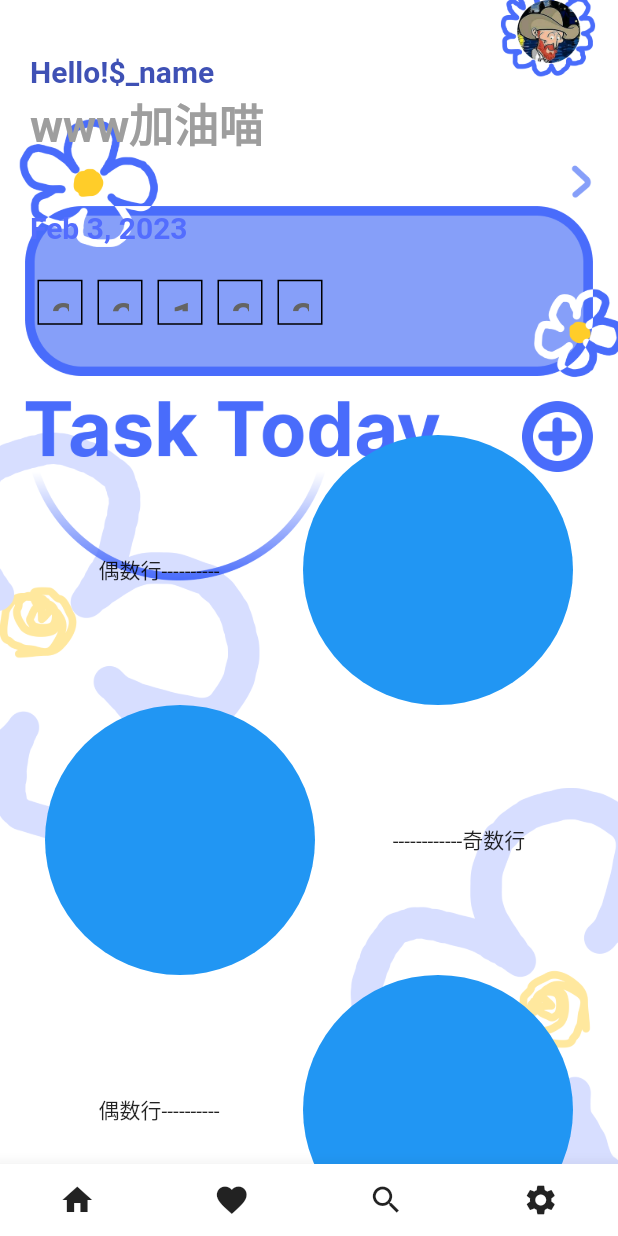
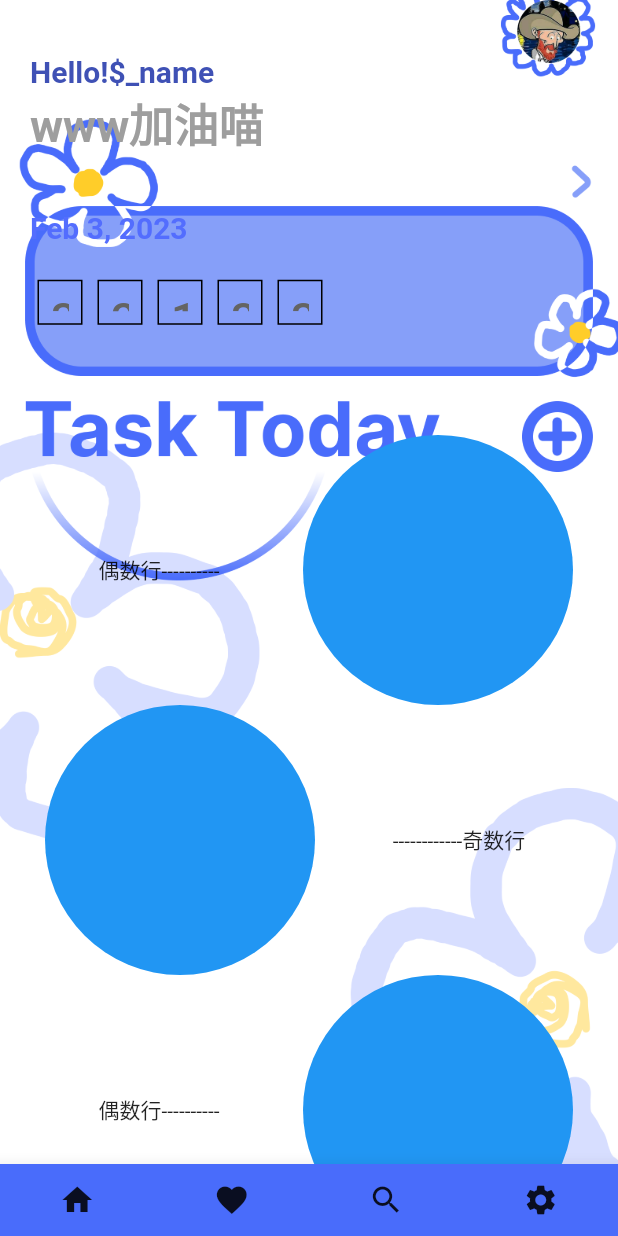
Before and after one commit to xyy9233/persist, a Flutter app: the screen it shows after launch, on a phone screen of 412 x 824 dp. Run offline on Flutter 3.47's test engine with Material 2 defaults, Android fonts, the phone set to English and light mode, and no system bars; our stand-ins replace dio, flutter_screenutil, shared_preferences.

Commit message:
今天和后端交流了很久然后发现一些需要小组讨论的东西，命题讨论完继续做吧（今天改了一点点而已

```diff
--- a/lib/mainPage/homepage.dart
+++ b/lib/mainPage/homepage.dart
@@ -29,6 +29,7 @@ class _MyHomePageState extends State<MyHomePage> {
       bottomNavigationBar: BottomAppBar(
         elevation: 10.0,
         shape: CircularNotchedRectangle(),
+        color: Color.fromRGBO(73, 108, 251, 1),
         child: Row(
           mainAxisSize: MainAxisSize.max,
           mainAxisAlignment: MainAxisAlignment.spaceAround,
--- a/lib/mainPage/page1.dart
+++ b/lib/mainPage/page1.dart
@@ -214,7 +214,6 @@ class _Page1State extends State<Page1> {
       ),
     );
   }
-
   void updateText(String text) {
     //更新显示的事件名
     setState(() {
```
Also changed, not shown: pubspec.yaml (+9 -0 lines), assets/1no.png (added), assets/1yes.png (added), assets/2no.png (added), assets/2yes.png (added), assets/3no.png (added), assets/4no.png (added), assets/jutie.png (added), assets/pingpang.png (added), assets/zidingyi.png (added), lib/mainPage/page2.dart (line endings or trailing spaces).
